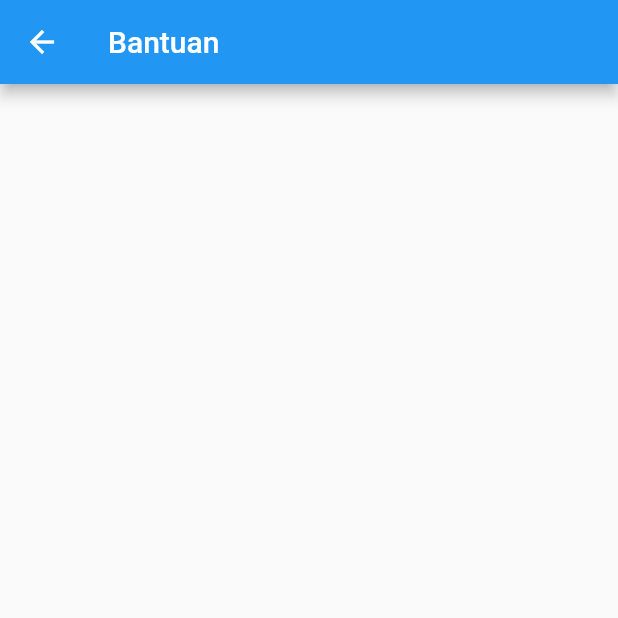
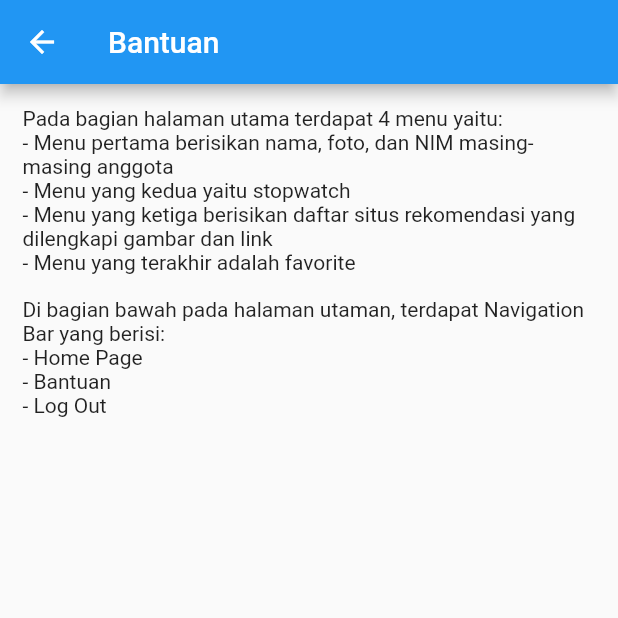
Before and after one commit to rhyo-arga/TPM_Task4, a Flutter app: the BantuanPage screen opened directly, on a phone screen of 412 x 824 dp, the top half of it. Run offline on Flutter 3.47's test engine with Material 2 defaults, Android fonts, the light colour scheme and no system bars.

Commit message:
Edit Home Page and Add Help Page

```diff
--- a/lib/help_page.dart
+++ b/lib/help_page.dart
@@ -1,20 +1,35 @@
-import 'package:flutter/cupertino.dart';
 import 'package:flutter/material.dart';
 
 class BantuanPage extends StatelessWidget {
-  const BantuanPage({Key? key}) : super(key: key);
-
   @override
   Widget build(BuildContext context) {
-    return SafeArea(
-        child: Scaffold(
-          appBar: AppBar(
-            title: Text("Bantuan"),
-          ),
-          body: Container(
+    return Scaffold(
+      appBar: AppBar(
+        title: Text("Bantuan"),
+      ),
+      body: ListView(
+        children: [
+          Container(
+            padding: EdgeInsets.all(15),
+            child: Column(
+              crossAxisAlignment: CrossAxisAlignment.start,
+              children: [
+                Text("Pada bagian halaman utama terdapat 4 menu yaitu:"),
+                Text("- Menu pertama berisikan nama, foto, dan NIM masing-masing anggota"),
+                Text("- Menu yang kedua yaitu stopwatch"),
+                Text("- Menu yang ketiga berisikan daftar situs rekomendasi yang dilengkapi gambar dan link "),
+                Text("- Menu yang terakhir adalah favorite"),
+                SizedBox(height: 15,),
+                Text("Di bagian bawah pada halaman utaman, terdapat Navigation Bar yang berisi:"),
+                Text("- Home Page"),
+                Text("- Bantuan"),
+                Text("- Log Out"),
+              ],
+            ),
 
-          ),
-        )
+          )
+        ],
+      ),
     );
   }
 }
--- a/lib/home_page.dart
+++ b/lib/home_page.dart
@@ -17,7 +17,7 @@ class _HomePageState extends State<HomePage> {
   int _selectedIndex = 0;
 
   static List<Widget> _widgetOptions = <Widget>[
-    Home_Page(), const BantuanPage(), const Log_Out(),
+    Home_Page(), BantuanPage(), const Log_Out(),
   ];
 
   void _onItemTapped(int index) {
```
